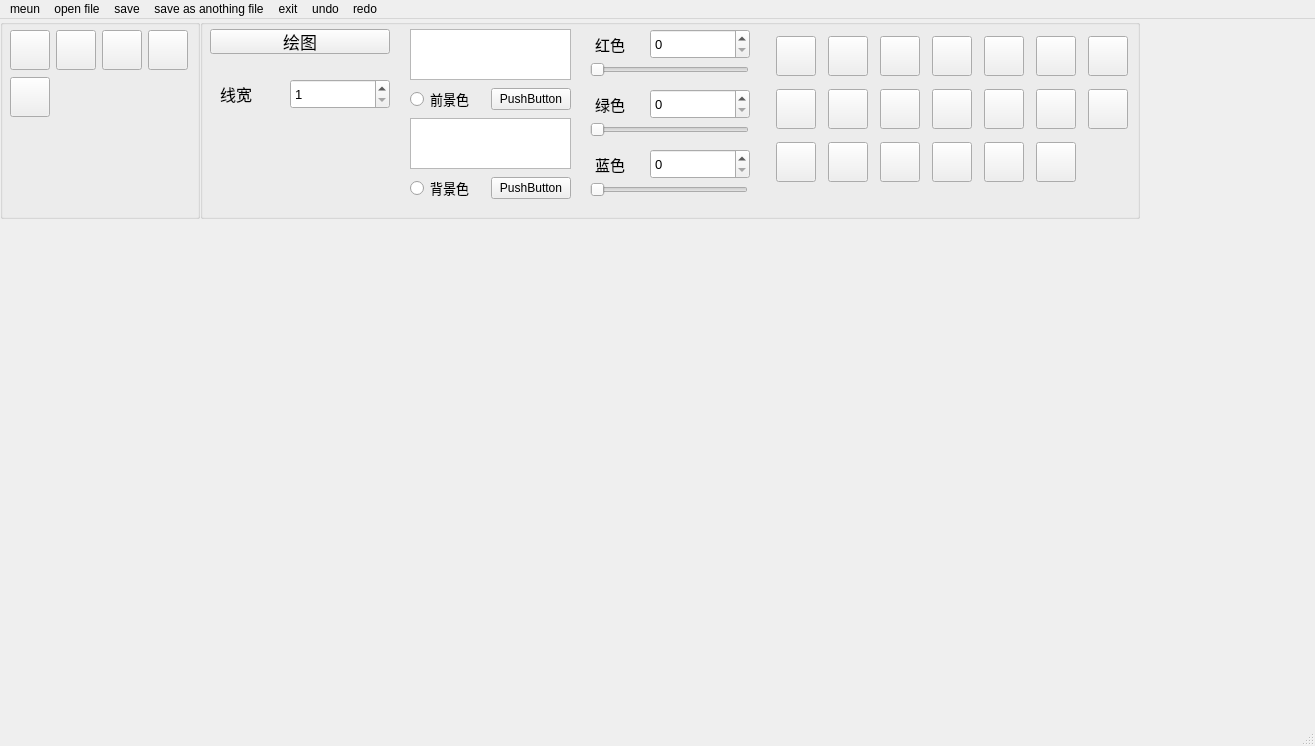
This is draw/mainwindow.ui in almos-god/OCR as Qt 5 draws it before an edit. The edited form follows.
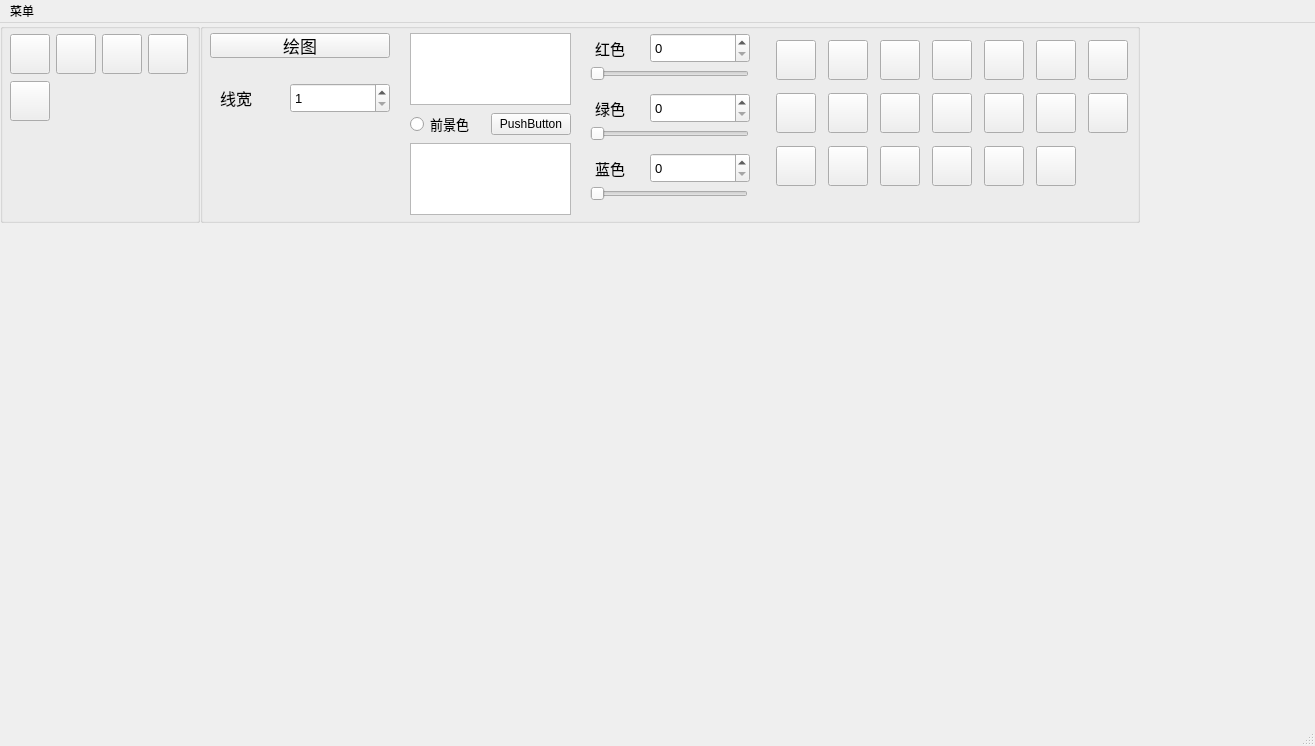
This is the edited form. Icons and pictures are not drawn. Custom widgets are drawn as their Qt base class.

Commit message: 修成版，优化由选项触发操作，改成快捷键触发菜单，2.4.1

Diff of the .ui file:
```diff
--- a/draw/mainwindow.ui
+++ b/draw/mainwindow.ui
@@ -325,7 +325,7 @@
        <x>210</x>
        <y>10</y>
        <width>161</width>
-       <height>171</height>
+       <height>214</height>
       </rect>
      </property>
      <layout class="QVBoxLayout" name="verticalLayout_2">
@@ -1374,82 +1374,25 @@
      <height>22</height>
     </rect>
    </property>
-   <widget class="QMenu" name="menuopen_file">
+   <widget class="CustomMenu" name="menu">
     <property name="title">
-     <string>open file</string>
-    </property>
-    <property name="icon">
-     <iconset resource="icon/icon.qrc">
-      <normaloff>:/new/prefix1/WhhOpenfolderalt.svg</normaloff>:/new/prefix1/WhhOpenfolderalt.svg</iconset>
-    </property>
-   </widget>
-   <widget class="QMenu" name="menusave">
-    <property name="title">
-     <string>save</string>
-    </property>
-    <property name="icon">
-     <iconset resource="icon/icon.qrc">
-      <normaloff>:/new/prefix1/FluentSave32Regular.svg</normaloff>:/new/prefix1/FluentSave32Regular.svg</iconset>
-    </property>
-   </widget>
-   <widget class="QMenu" name="menusave_anothing_file">
-    <property name="title">
-     <string>save as anothing file</string>
-    </property>
-    <property name="icon">
-     <iconset resource="icon/icon.qrc">
-      <normaloff>:/new/prefix1/FadSaveas.svg</normaloff>:/new/prefix1/FadSaveas.svg</iconset>
-    </property>
-   </widget>
-   <widget class="QMenu" name="menuexit">
-    <property name="title">
-     <string>exit</string>
-    </property>
-    <property name="icon">
-     <iconset resource="icon/icon.qrc">
-      <normaloff>:/new/prefix1/SolarExitBoldDuotone.svg</normaloff>:/new/prefix1/SolarExitBoldDuotone.svg</iconset>
-    </property>
-   </widget>
-   <widget class="QMenu" name="menuundo">
-    <property name="title">
-     <string>undo</string>
-    </property>
-    <property name="icon">
-     <iconset resource="icon/icon.qrc">
-      <normaloff>:/new/prefix1/back up.svg</normaloff>:/new/prefix1/back up.svg</iconset>
-    </property>
-   </widget>
-   <widget class="QMenu" name="menuredo">
-    <property name="title">
-     <string>redo</string>
-    </property>
-    <property name="icon">
-     <iconset resource="icon/icon.qrc">
-      <normaloff>:/new/prefix1/advance.svg</normaloff>:/new/prefix1/advance.svg</iconset>
-    </property>
-   </widget>
-   <widget class="QMenu" name="menu">
-    <property name="title">
-     <string>meun</string>
-    </property>
-    <property name="icon">
-     <iconset resource="icon/icon.qrc">
-      <normaloff>:/new/prefix1/WhhNewwindow.svg</normaloff>:/new/prefix1/WhhNewwindow.svg</iconset>
+     <string>菜单</string>
     </property>
    </widget>
    <addaction name="menu"/>
-   <addaction name="menuopen_file"/>
-   <addaction name="menusave"/>
-   <addaction name="menusave_anothing_file"/>
-   <addaction name="menuexit"/>
-   <addaction name="menuundo"/>
-   <addaction name="menuredo"/>
   </widget>
   <widget class="QStatusBar" name="statusbar"/>
  </widget>
- <resources>
-  <include location="icon/icon.qrc"/>
-  <include location="icon/icon.qrc"/>
- </resources>
+ <customwidgets>
+  <customwidget>
+   <class>CustomMenu</class>
+   <extends>QMenu</extends>
+   <header location="global">custommenu.h</header>
+   <slots>
+    <signal>menuClicked()</signal>
+   </slots>
+  </customwidget>
+ </customwidgets>
+ <resources/>
  <connections/>
 </ui>
```
Left out of the diff: 100 changed lines with no effect on the pictures. The commit also changes 1157 other files.
